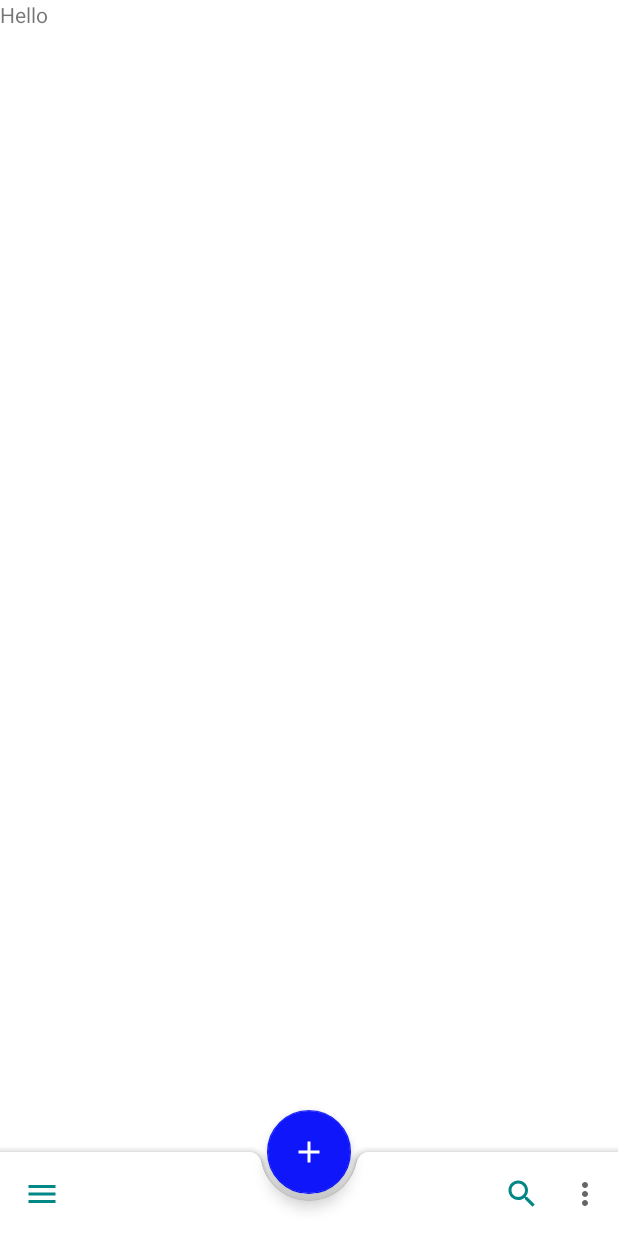
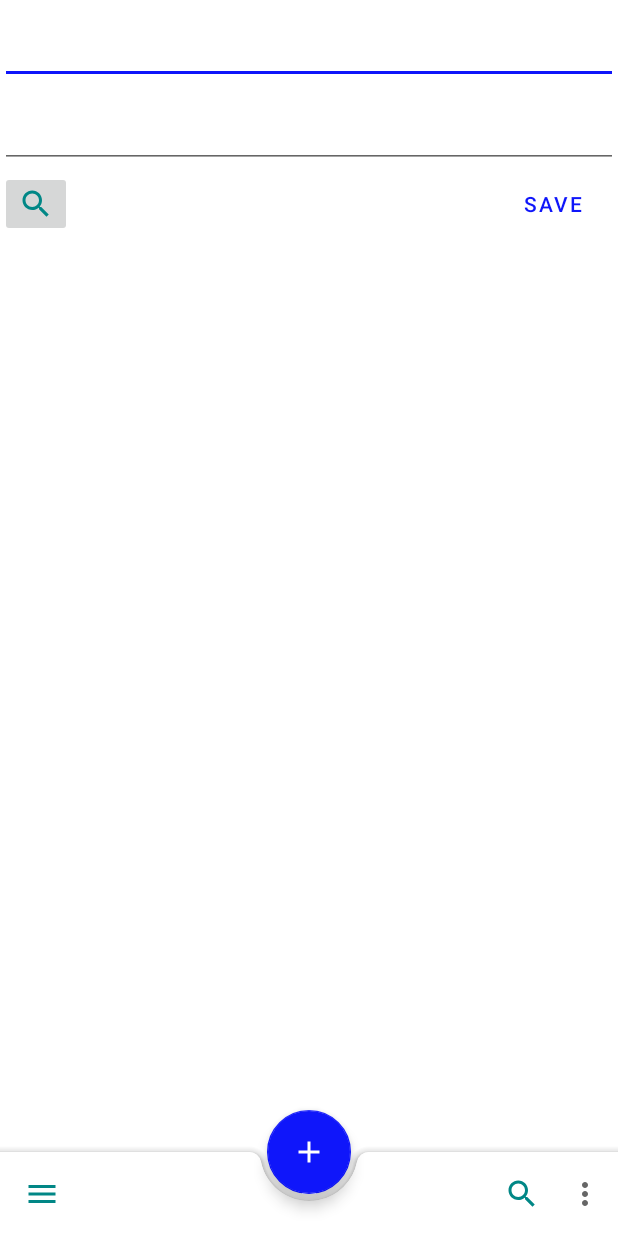
Before and after one commit to wisnuprama/target, an Android app: the fragment AddObjectiveFragment placed in its activity, on a phone screen of 412 x 824 dp. Run offline under Robolectric (Android 15) with nearby library versions, the phone set to English and light mode, and no system bars; our stand-ins replace ButterKnife, Room's generated code, data binding; 2 statements that could not run were skipped.

Commit message:
feat: add objective - UI form
Signed-off-by: Wisnu Pramadhitya <wisnuprama014@gmail.com>

```diff
--- a/target/app/src/main/java/id/ac/ui/cs/mobileprogramming/wisnupramadhitya/target/ui/addobjective/AddObjectiveFragment.java
+++ b/target/app/src/main/java/id/ac/ui/cs/mobileprogramming/wisnupramadhitya/target/ui/addobjective/AddObjectiveFragment.java
@@ -10,9 +10,17 @@ import androidx.annotation.Nullable;
 import androidx.fragment.app.Fragment;
 import androidx.lifecycle.ViewModelProviders;
 
+import com.google.android.material.textfield.TextInputEditText;
+
+import butterknife.BindView;
+import butterknife.ButterKnife;
 import id.ac.ui.cs.mobileprogramming.wisnupramadhitya.target.R;
+import id.ac.ui.cs.mobileprogramming.wisnupramadhitya.target.viewmodel.AddObjectiveViewModel;
 
 public class AddObjectiveFragment extends Fragment {
+
+    @BindView(R.id.edit_text_objective_title)
+    protected TextInputEditText mTitleTextInputEditText;
 
     private AddObjectiveViewModel mViewModel;
 
@@ -23,14 +31,17 @@ public class AddObjectiveFragment extends Fragment {
     @Override
     public View onCreateView(@NonNull LayoutInflater inflater, @Nullable ViewGroup container,
                              @Nullable Bundle savedInstanceState) {
-        return inflater.inflate(R.layout.fragment_add_objective, container, false);
+        View view = inflater.inflate(R.layout.fragment_add_objective, container, false);
+        ButterKnife.bind(this, view);
+        return view;
     }
 
     @Override
     public void onActivityCreated(@Nullable Bundle savedInstanceState) {
         super.onActivityCreated(savedInstanceState);
         mViewModel = ViewModelProviders.of(this).get(AddObjectiveViewModel.class);
-        // TODO: Use the ViewModel
+
+        mTitleTextInputEditText.requestFocus();
     }
 
 }
--- a/target/app/src/main/java/id/ac/ui/cs/mobileprogramming/wisnupramadhitya/target/ui/addobjective/AddObjectiveViewModel.java
+++ b/target/app/src/main/java/id/ac/ui/cs/mobileprogramming/wisnupramadhitya/target/viewmodel/AddObjectiveViewModel.java
@@ -1,4 +1,4 @@
-package id.ac.ui.cs.mobileprogramming.wisnupramadhitya.target.ui.addobjective;
+package id.ac.ui.cs.mobileprogramming.wisnupramadhitya.target.viewmodel;
 
 import androidx.lifecycle.ViewModel;
 
--- a/target/app/src/main/res/layout/fragment_add_objective.xml
+++ b/target/app/src/main/res/layout/fragment_add_objective.xml
@@ -1,13 +1,67 @@
 <?xml version="1.0" encoding="utf-8"?>
-<FrameLayout xmlns:android="http://schemas.android.com/apk/res/android"
-    xmlns:tools="http://schemas.android.com/tools"
-    android:layout_width="match_parent"
-    android:layout_height="match_parent"
-    tools:context=".ui.addobjective.AddObjectiveFragment">
+<layout xmlns:android="http://schemas.android.com/apk/res/android"
+    xmlns:app="http://schemas.android.com/apk/res-auto"
+    xmlns:tools="http://schemas.android.com/tools">
 
-    <TextView
+    <data>
+
+    </data>
+
+    <LinearLayout
+        tools:context=".ui.addobjective.AddObjectiveFragment"
+        android:orientation="vertical"
         android:layout_width="match_parent"
-        android:layout_height="match_parent"
-        android:text="Hello" />
+        android:layout_height="match_parent">
 
-</FrameLayout>
+        <LinearLayout
+            android:layout_width="match_parent"
+            android:layout_height="wrap_content"
+            android:orientation="vertical">
+            <com.google.android.material.textfield.TextInputLayout
+                style="@style/AppTheme.TextInputTransparent"
+                android:layout_width="match_parent"
+                android:layout_height="wrap_content">
+                <com.google.android.material.textfield.TextInputEditText
+                    android:id="@+id/edit_text_objective_title"
+                    android:inputType="text"
+                    android:layout_width="match_parent"
+                    android:layout_height="wrap_content" />
+            </com.google.android.material.textfield.TextInputLayout>
+
+            <com.google.android.material.textfield.TextInputLayout
+                style="@style/AppTheme.TextInputTransparent"
+                android:layout_width="match_parent"
+                android:layout_height="wrap_content">
+                <com.google.android.material.textfield.TextInputEditText
+                    android:id="@+id/edit_text_objective_reason"
+                    android:inputType="text"
+                    android:layout_width="match_parent"
+                    android:layout_height="wrap_content" />
+            </com.google.android.material.textfield.TextInputLayout>
+        </LinearLayout>
+
+        <androidx.constraintlayout.widget.ConstraintLayout
+            android:layout_width="match_parent"
+            android:layout_height="wrap_content">
+
+            <ImageButton
+                android:layout_width="wrap_content"
+                android:layout_height="wrap_content"
+                android:src="@drawable/ic_search_24dp"
+                app:layout_constraintBottom_toBottomOf="parent"
+                app:layout_constraintStart_toStartOf="parent"
+                app:layout_constraintTop_toTopOf="parent" />
+
+            <com.google.android.material.button.MaterialButton
+                android:id="@+id/materialButton"
+                style="@style/AppTheme.PrimaryTextButton"
+                android:layout_width="wrap_content"
+                android:layout_height="wrap_content"
+                android:text="@string/btn_save"
+                app:rippleColor="@color/primary_color_accent"
+                app:layout_constraintBottom_toBottomOf="parent"
+                app:layout_constraintEnd_toEndOf="parent"
+                app:layout_constraintTop_toTopOf="parent" />
+        </androidx.constraintlayout.widget.ConstraintLayout>
+    </LinearLayout>
+</layout>
--- a/target/app/src/main/res/values/dimens.xml
+++ b/target/app/src/main/res/values/dimens.xml
@@ -1,6 +1,6 @@
 <?xml version="1.0"?>
 <resources>
-    <dimen name="bottom_drawer_min_height">200dp</dimen>
+    <dimen name="bottom_drawer_min_height">0dp</dimen>
     <dimen name="bottom_drawer_radius">16dp</dimen>
-    <dimen name="bottom_drawer_padding">8dp</dimen>
+    <dimen name="bottom_drawer_padding">16dp</dimen>
 </resources>
--- a/target/app/src/main/res/values/strings.xml
+++ b/target/app/src/main/res/values/strings.xml
@@ -38,6 +38,6 @@
     <string name="theme_value_dark">dark</string>
     <string name="theme_value_light">light</string>
 
-    <!-- TODO: Remove or change this placeholder text -->
-    <string name="hello_blank_fragment">Hello blank fragment</string>
+    <!-- General Button Text -->
+    <string name="btn_save">Save</string>
 </resources>
--- a/target/app/src/main/res/values/styles.xml
+++ b/target/app/src/main/res/values/styles.xml
@@ -30,6 +30,9 @@
 
     <style name="AppTheme.BottomSheetDialog" parent="Theme.Design.Light.BottomSheetDialog">
         <item name="bottomSheetStyle">@style/AppTheme.Modal</item>
+        <item name="android:windowSoftInputMode">adjustResize</item>
+        <item name="android:windowIsFloating">false</item>
+        <item name="android:statusBarColor">@android:color/transparent</item>
     </style>
 
     <style name="AppTheme.Modal" parent="Widget.Design.BottomSheet.Modal">
@@ -37,4 +40,11 @@
         <item name="android:padding">@dimen/bottom_drawer_padding</item>
     </style>
 
+    <style name="AppTheme.TextInputTransparent" parent="Widget.Design.TextInputLayout">
+    </style>
+
+    <style name="AppTheme.PrimaryTextButton" parent="Widget.MaterialComponents.Button.TextButton">
+        <item name="android:textColor">?attr/colorAccent</item>
+    </style>
+
 </resources>
```
